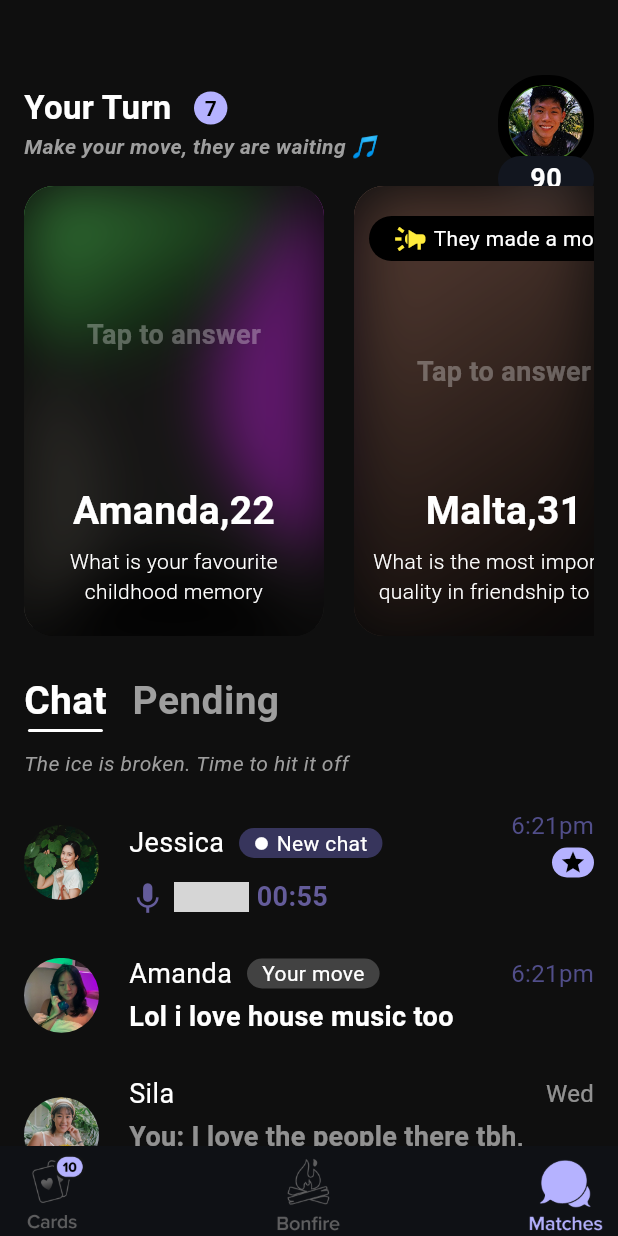
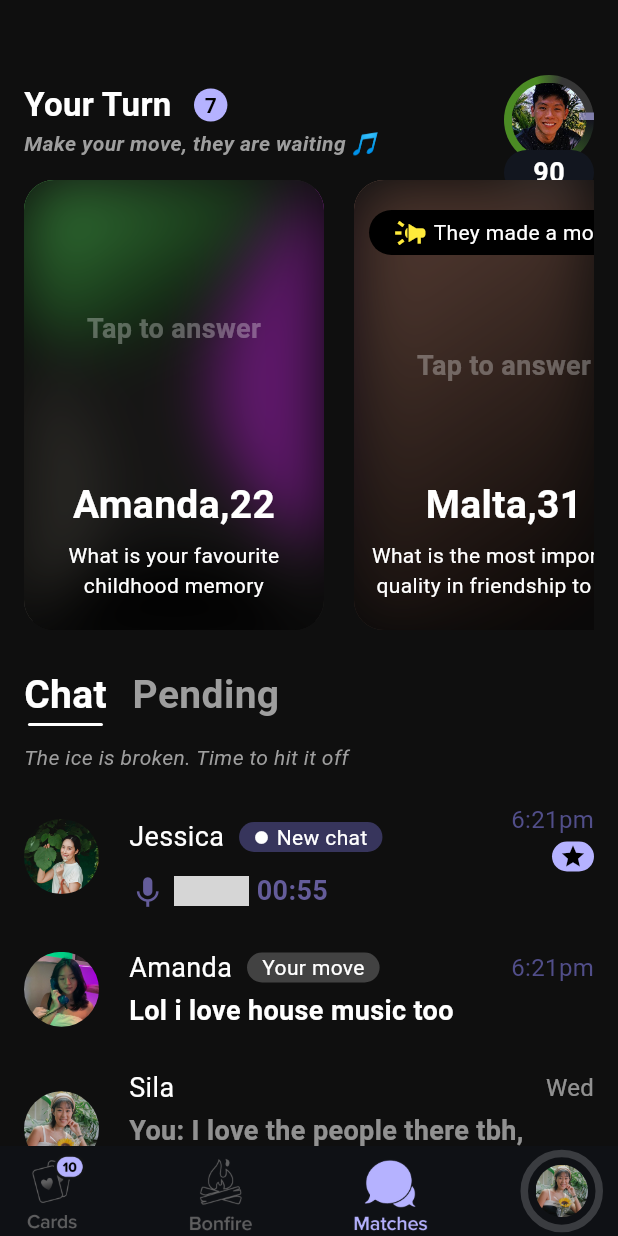
Before and after one commit to codingwiths1/Stroll-Swift-Task, a Flutter app: the screen it shows after launch, on a phone screen of 412 x 824 dp. Run offline on Flutter 3.47's test engine with Material 3 defaults, Android fonts, the phone set to English and light mode, and no system bars; our stand-ins replace get; grey boxes are pictures that could not be loaded.

Commit message:
ChatScreen_Commit

```diff
--- a/lib/front_end/screens/matches/matches.dart
+++ b/lib/front_end/screens/matches/matches.dart
@@ -84,25 +84,37 @@ class Matches extends StatelessWidget {
                     Stack(
                       clipBehavior: Clip.none,
                       children: [
+                        Stack(
+                          children: [
                             Container(
+                              height: 60,
+                              width: 60,
                               decoration: BoxDecoration(
-                            gradient: LinearGradient(stops:[0.0,0.3,0.4,0.7,0.8,1.0],
-                                colors: [
+                                gradient: SweepGradient(stops: [
+                                  0.0,
+                                  0.3,
+                                  0.4,
+                                  0.7,
+                                  0.8,
+                                  1.0
+                                ], colors: [
                                   Color(0xff15151f),
                                   Color(0xff4b8b24),
                                   Color(0xff4b8b24),
                                   Color(0xff4b8b24),
-
                                   Color(0xff363636),
                                   Color(0xff363636),
                                 ]),
                                 borderRadius: BorderRadius.circular(
                                   30,
                                 ),
-                            border: Border.all(
-                              width: 7,
                               ),
                             ),
+                            Positioned(
+                              top: 5,
+                              left: 5,
+                              right: 5,
+                              bottom: 5,
                               child: ClipOval(
                                 child: Image.asset(
                                   "asset/dp/Image.png",
@@ -111,6 +123,11 @@ class Matches extends StatelessWidget {
                                   fit: BoxFit.cover,
                                 ),
                               ),
+                            ),
+                            Positioned(right: 0,top: 25,
+                                child: Container(height: 5,width: 10,color: Color(
+                                    0x96b5b2ff),))
+                          ],
                         ),
                         Positioned(
                           bottom: -20,
@@ -257,7 +274,7 @@ class Matches extends StatelessWidget {
                                         textAlign: TextAlign.center,
                                         "What is your favourite childhood memory",
                                         style: TextStyle(
-                                          fontWeight: FontWeight.w300,
+                                          fontWeight: FontWeight.w400,
                                           color: Colors.white,
                                         ),
                                       ),
@@ -379,7 +396,7 @@ class Matches extends StatelessWidget {
                                         textAlign: TextAlign.center,
                                         "What is the most important quality in friendship to you",
                                         style: TextStyle(
-                                          fontWeight: FontWeight.w300,
+                                          fontWeight: FontWeight.w400,
                                           color: Colors.white,
                                         ),
                                       ),
@@ -398,6 +415,8 @@ class Matches extends StatelessWidget {
               SizedBox(
                 height: 25,
               ),
+
+              /// CHAT / PENDING
               SizedBox(
                 height: 50,
                 child: Row(
@@ -458,6 +477,8 @@ class Matches extends StatelessWidget {
                 ],
               ),
               SizedBox(height: 20),
+
+              /// CHATS
               Row(
                 children: [
                   ClipOval(
@@ -840,6 +861,19 @@ class Matches extends StatelessWidget {
                       "asset/images/Bottom Navigation Bar Icons (1).png"),
                   Image.asset(
                       "asset/images/Bottom Navigation Bar Icons (2).png"),
+                  Container(
+                    padding: const EdgeInsets.all(5.0),
+                    height: 55,
+                    width: 55,
+                    decoration: BoxDecoration(
+                        borderRadius: BorderRadius.circular(
+                          30,
+                        ),
+                        border: Border.all(width: 5, color: Color(0xff3a3c40))),
+                    child: ClipOval(
+                        child: Image.asset("asset/dp/Photo3.png",
+                            fit: BoxFit.cover)),
+                  )
                 ],
               ),
             ),
```
Also changed, not shown: lib/main.dart (+0 -99 lines), Screenshot_20250619_150059.png (added). Lines whose indentation alone changed are shown as unchanged.
